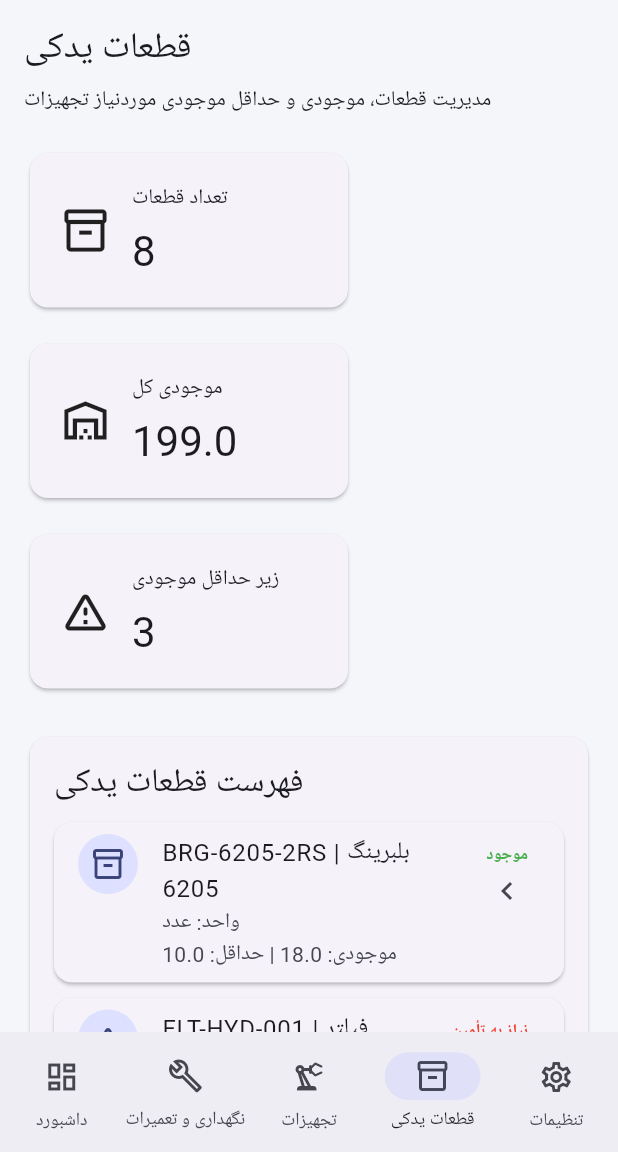
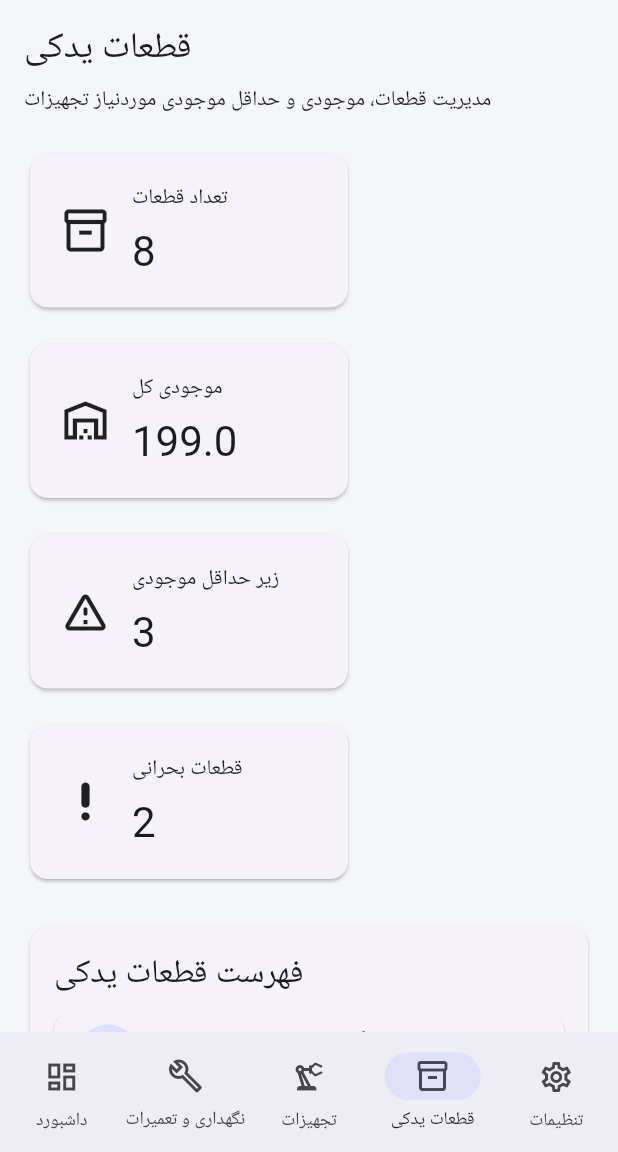
Before and after one commit to naser-khan364/NAK-Smart-cmms, a Flutter app: the screen it shows after launch, item 4 of the bottom bar chosen, on a phone screen of 412 x 824 dp, the part 84-1236 px from its top. Run offline on Flutter 3.47's test engine with Material 3 defaults, Android fonts, the phone set to English and light mode, and no system bars.

Commit message:
feat: improve spare parts stock overview

```diff
--- a/lib/modules/spare_parts/pages/spare_parts_page.dart
+++ b/lib/modules/spare_parts/pages/spare_parts_page.dart
@@ -16,7 +16,14 @@ class SparePartsPage extends StatelessWidget {
       (sum, part) => sum + part.quantity,
     );
 
-    final belowMinimum = parts.where((part) => part.isBelowMinimum).length;
+    final belowMinimum = parts.where(
+      (part) => part.isBelowMinimum,
+    ).length;
+
+    final criticalParts = parts.where(
+      (part) =>
+          part.criticality == SparePartCriticality.critical,
+    ).length;
 
     return SingleChildScrollView(
       padding: const EdgeInsets.all(16),
@@ -33,7 +40,6 @@ class SparePartsPage extends StatelessWidget {
             style: Theme.of(context).textTheme.bodyMedium,
           ),
           const SizedBox(height: 20),
-
           Wrap(
             spacing: 16,
             runSpacing: 16,
@@ -53,11 +59,14 @@ class SparePartsPage extends StatelessWidget {
                 value: '$belowMinimum',
                 icon: Icons.warning_amber_rounded,
               ),
+              _SummaryCard(
+                title: 'قطعات بحرانی',
+                value: '$criticalParts',
+                icon: Icons.priority_high_rounded,
+              ),
             ],
           ),
-
           const SizedBox(height: 24),
-
           Card(
             child: Padding(
               padding: const EdgeInsets.all(16),
@@ -69,7 +78,6 @@ class SparePartsPage extends StatelessWidget {
                     style: Theme.of(context).textTheme.titleLarge,
                   ),
                   const SizedBox(height: 12),
-
                   ...parts.map(
                     (part) => _SparePartTile(
                       part: part,
@@ -123,7 +131,9 @@ class _SummaryCard extends StatelessWidget {
                   const SizedBox(height: 6),
                   Text(
                     value,
-                    style: Theme.of(context).textTheme.headlineMedium,
+                    style: Theme.of(context)
+                        .textTheme
+                        .headlineMedium,
                   ),
                 ],
               ),
@@ -133,9 +143,7 @@ class _SummaryCard extends StatelessWidget {
       ),
     );
   }
-}
-
-class _SparePartTile extends StatelessWidget {
+}class _SparePartTile extends StatelessWidget {
   final SparePart part;
   final VoidCallback onTap;
 
@@ -146,7 +154,11 @@ class _SparePartTile extends StatelessWidget {
 
   @override
   Widget build(BuildContext context) {
-    final isLowStock = part.isBelowMinimum;return Card(
+    final isLowStock = part.isBelowMinimum;
+    final isCritical =
+        part.criticality == SparePartCriticality.critical;
+
+    return Card(
       margin: const EdgeInsets.only(bottom: 10),
       child: ListTile(
         onTap: onTap,
@@ -162,7 +174,9 @@ class _SparePartTile extends StatelessWidget {
         ),
         subtitle: Text(
           'واحد: ${part.unit}\n'
-          'موجودی: ${part.quantity} | حداقل: ${part.minimumStock}',
+          'موجودی: ${part.quantity} | '
+          'حداقل: ${part.minimumStock}\n'
+          'اهمیت: ${_criticalityLabel(part.criticality)}',
         ),
         isThreeLine: true,
         trailing: Column(
@@ -175,6 +189,16 @@ class _SparePartTile extends StatelessWidget {
                 fontWeight: FontWeight.bold,
               ),
             ),
+            if (isCritical) ...[
+              const SizedBox(height: 4),
+              const Text(
+                'بحرانی',
+                style: TextStyle(
+                  color: Colors.red,
+                  fontWeight: FontWeight.bold,
+                ),
+              ),
+            ],
             const SizedBox(height: 4),
             const Icon(Icons.chevron_left),
           ],
@@ -182,4 +206,17 @@ class _SparePartTile extends StatelessWidget {
       ),
     );
   }
+
+  String _criticalityLabel(SparePartCriticality criticality) {
+    switch (criticality) {
+      case SparePartCriticality.low:
+        return 'کم';
+      case SparePartCriticality.medium:
+        return 'متوسط';
+      case SparePartCriticality.high:
+        return 'زیاد';
+      case SparePartCriticality.critical:
+        return 'بحرانی';
+    }
+  }
 }
```
